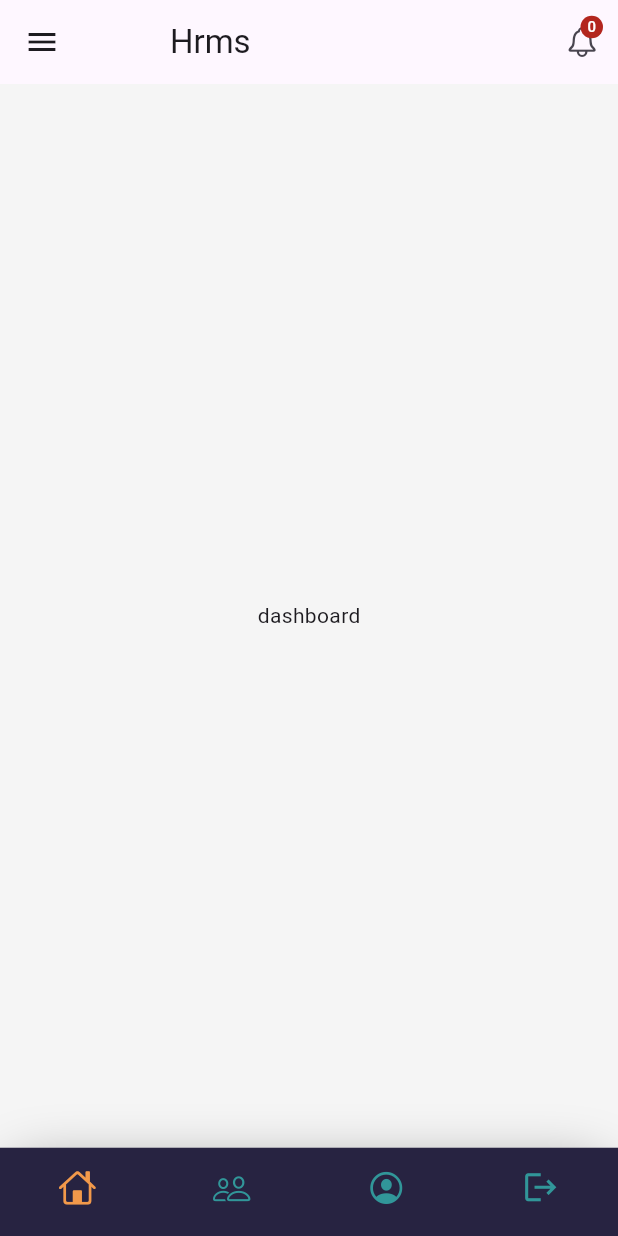
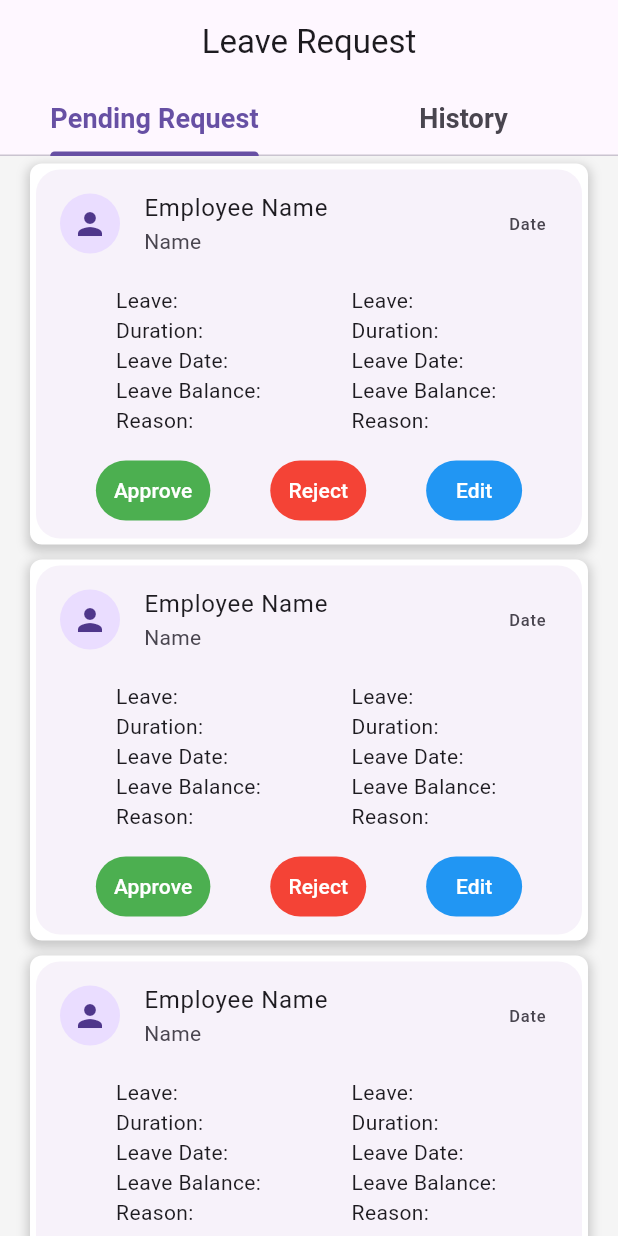
Before and after one commit to pritom1424/hrms_app, a Flutter app: the screen it shows after launch, on a phone screen of 412 x 824 dp. Run offline on Flutter 3.47's test engine with Material 3 defaults, Android fonts, the phone set to English and light mode, and no system bars.

Commit message:
leave request page designed
leave_request page designed

```diff
--- a/lib/main.dart
+++ b/lib/main.dart
@@ -1,5 +1,6 @@
 import 'package:flutter/material.dart';
 import 'package:hrms_app/utils/app_colors/app_colors.dart';
+import 'package:hrms_app/view/leave_cards.dart';
 import 'package:hrms_app/view/pages/home_page.dart';
 import 'package:hrms_app/view/pages/splash_page.dart';
 
@@ -19,7 +20,8 @@ class MyApp extends StatelessWidget {
 //        colorScheme: ColorScheme.fromSeed(seedColor: Colors.deepPurple),
           // useMaterial3: true,
           ),
-      home: SplasScreen(),
+      // home: SplasScreen(),
+      home: MyHomePage(),
     );
   }
 }
--- /dev/null
+++ b/lib/view/leave_cards.dart
@@ -0,0 +1,188 @@
+import 'package:flutter/cupertino.dart';
+import 'package:flutter/material.dart';
+
+class LeaveCards extends StatefulWidget {
+  const LeaveCards({super.key});
+
+  @override
+  State<LeaveCards> createState() => _LeaveCardsState();
+}
+
+class _LeaveCardsState extends State<LeaveCards> {
+  @override
+  Widget build(BuildContext context) {
+    return Scaffold(
+      body: ListView.builder(
+        itemCount: 10,
+        itemBuilder: (BuildContext context, int index) {
+          return Padding(
+            padding: EdgeInsets.symmetric(horizontal: 20,vertical: 5),
+            child: Container(
+              decoration: BoxDecoration(
+                color: Colors.white,
+                borderRadius: BorderRadius.circular(8.0),
+                boxShadow: [
+                  BoxShadow(
+                    color: Colors.grey.withOpacity(0.5),
+                    spreadRadius: 2,
+                    blurRadius: 5,
+                    offset: Offset(0, 3), // changes position of shadow
+                  ),
+                ],
+              ),
+              child: Card(
+                elevation: 0, // Set Card's elevation to 0 to prevent shadow overlap
+                shape: RoundedRectangleBorder(
+                  borderRadius: BorderRadius.circular(16.0),
+                ),
+                child: Column(
+                  crossAxisAlignment: CrossAxisAlignment.start,
+                  mainAxisAlignment: MainAxisAlignment.start,
+                  children: <Widget>[
+                    ListTile(
+                      leading: CircleAvatar(
+                        child: Icon(Icons.person),
+                      ),
+                      title: Text('Employee Name'),
+                      subtitle: Text('Name'),
+                      trailing: Text('Date'),
+                    ),
+                    Padding(
+                      padding: EdgeInsets.symmetric(horizontal: 25,vertical: 5),
+                      child: Row(
+                        mainAxisAlignment: MainAxisAlignment.spaceAround,
+                        crossAxisAlignment: CrossAxisAlignment.start,
+                        children: [
+                          Column(
+                            // mainAxisAlignment: MainAxisAlignment.spaceBetween,
+                            crossAxisAlignment: CrossAxisAlignment.start,
+                            mainAxisAlignment: MainAxisAlignment.spaceBetween,
+                            children: <Widget>[
+                              Text('Leave: '),
+                              Text('Duration: '),
+                              Text('Leave Date: '),
+                              Text('Leave Balance: '),
+                              Text('Reason: '),
+                            ],
+                          ),
+                          Column(
+                            crossAxisAlignment: CrossAxisAlignment.start,
+                            mainAxisAlignment: MainAxisAlignment.start,
+                            // mainAxisAlignment: MainAxisAlignment.spaceBetween,
+                            children: <Widget>[
+                              Text('Leave: '),
+                              Text('Duration: '),
+                              Text('Leave Date: '),
+                              Text('Leave Balance: '),
+                              Text('Reason: '),
+                            ],
+                          ),
+                        ],
+                      )
+                    ),
+                    ButtonBar(
+                      alignment: MainAxisAlignment.spaceEvenly,
+                      children: <Widget>[
+                        TextButton(
+                          onPressed: () {
+                            print("Approve");
+                          },
+                          child: Text('Approve'),
+                          style: ButtonStyle(
+                            foregroundColor: MaterialStateProperty.all<Color>(Colors.white),
+                            backgroundColor: MaterialStateProperty.all<Color>(Colors.green),
+                          ),
+                        ),
+                        TextButton(
+                          onPressed: () {
+                            print("Reject");
+                          },
+                          child: Text('Reject'),
+                          style: ButtonStyle(
+                            foregroundColor: MaterialStateProperty.all<Color>(Colors.white),
+                            backgroundColor: MaterialStateProperty.all<Color>(Colors.red),
+                          ),
+                        ),
+                        TextButton(
+                          onPressed: () {
+                            print("Edit");
+                          },
+                          child: Text('Edit'),
+                          style: ButtonStyle(
+                            foregroundColor: MaterialStateProperty.all<Color>(Colors.white),
+                            backgroundColor: MaterialStateProperty.all<Color>(Colors.blue),
+                          ),
+                        ),
+                      ],
+                    ),
+                  ],
+                ),
+              ),
+            ),
+          );
+        },
+      ),
+    );
+  }
+}
+
+
+
+
+class MyHomePage extends StatefulWidget {
+  @override
+  _MyHomePageState createState() => _MyHomePageState();
+}
+
+class _MyHomePageState extends State<MyHomePage> with SingleTickerProviderStateMixin {
+  TabController? _tabController;
+
+  @override
+  void initState() {
+    super.initState();
+    _tabController = TabController(length: 2, vsync: this);
+  }
+
+  @override
+  void dispose() {
+    _tabController!.dispose();
+    super.dispose();
+  }
+
+  @override
+  Widget build(BuildContext context) {
+    return Scaffold(
+      appBar: AppBar(
+        centerTitle: true,
+        title: Text('Leave Request'),
+        bottom: TabBar(
+          controller: _tabController,
+          tabs: const [
+            Tab( child: Text(
+              'Pending Request',
+              style: TextStyle(
+                fontSize: 18,
+                fontWeight: FontWeight.bold,
+              ),
+            )),
+            Tab( child: Text(
+              'History',
+              style: TextStyle(
+                fontSize: 18,
+                fontWeight: FontWeight.bold,
+              ),
+            ),),
+          ],
+        ),
+      ),
+      body: TabBarView(
+        controller: _tabController,
+        children: [
+          Center(child: LeaveCards()),
+          Center(child: Text('History')),
+
+        ],
+      ),
+    );
+  }
+}
--- a/lib/view/pages/splash_page.dart
+++ b/lib/view/pages/splash_page.dart
@@ -24,12 +24,24 @@ class _SplasScreenState extends State<SplasScreen> {
   Widget build(BuildContext context) {
     Size scSize = MediaQuery.of(context).size;
     return Scaffold(
-        body: Container(
-            //   height: GenericVars.scSize.height,
-            width: double.infinity,
-            child: Center(
-                child: Image.asset(
-                    "assets/images/dummy_splash_logo.png") //Text("Splash Screen"),
-                )));
+        body: Column(
+          crossAxisAlignment: CrossAxisAlignment.center,
+          mainAxisAlignment: MainAxisAlignment.center,
+          children: [
+            Text("Welcome To DhakaProkash HRMS",
+            style: TextStyle(
+              fontWeight: FontWeight.w300,
+              fontSize: 20
+            )),
+            SizedBox(height: 30,),
+            Container(
+                //   height: GenericVars.scSize.height,
+                width: double.infinity,
+                child: Center(
+                    child: Image.asset(
+                        "assets/images/dummy_splash_logo.png") //Text("Splash Screen"),
+                    )),
+          ],
+        ));
   }
 }
```
